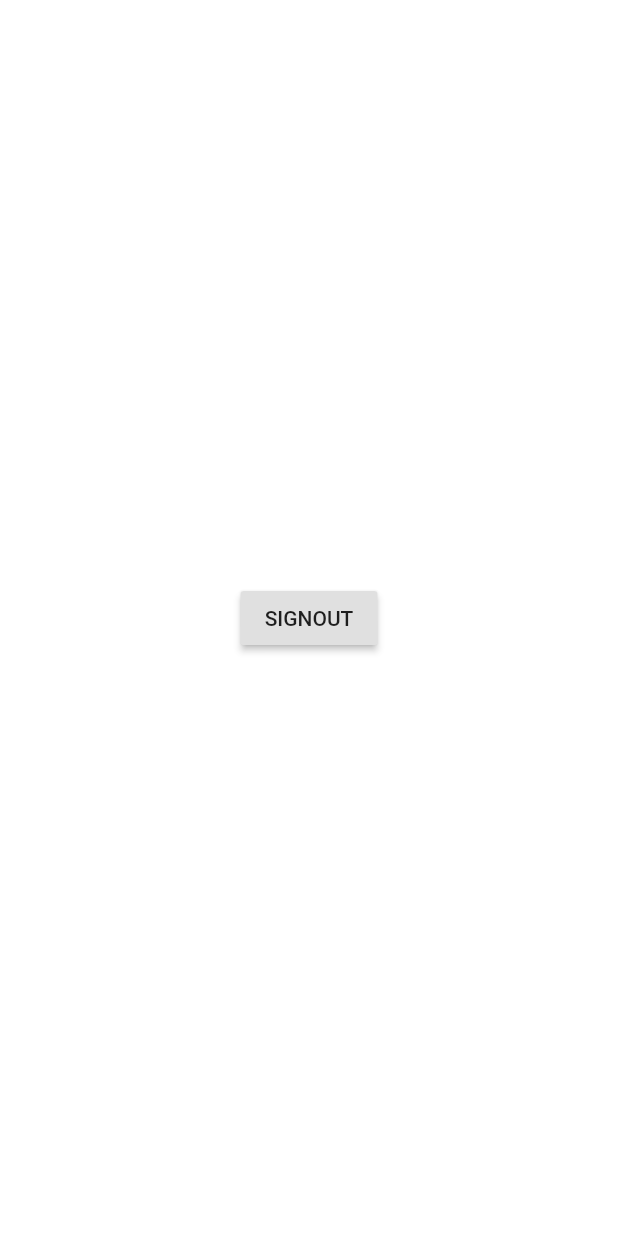
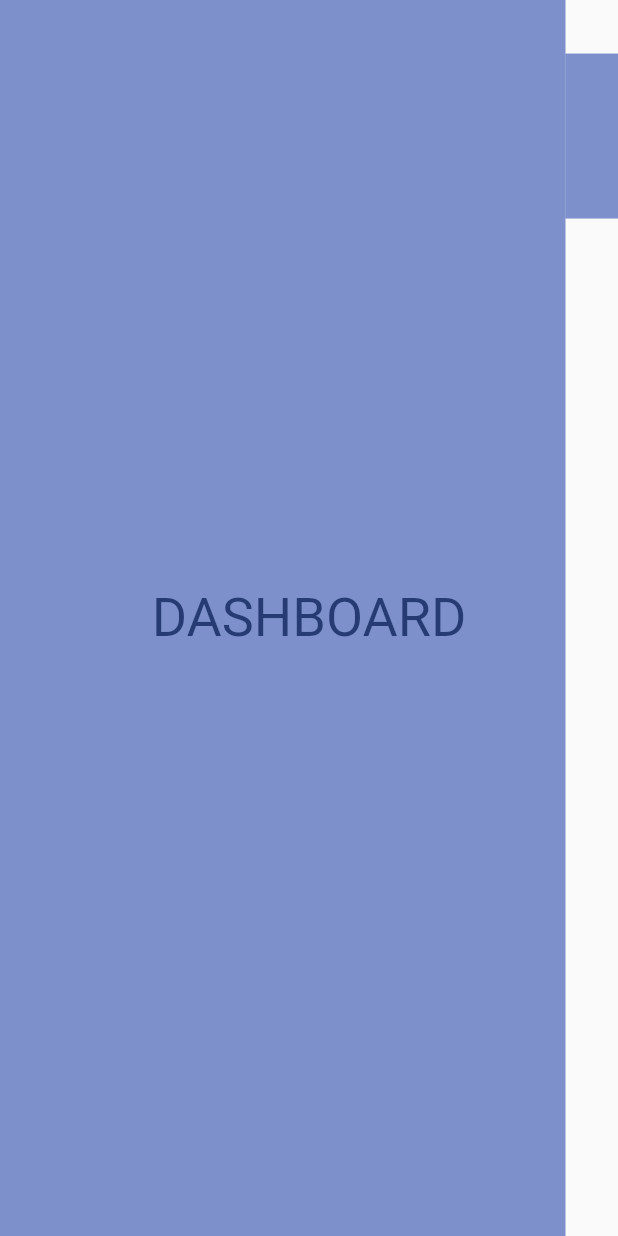
Before and after one commit to Khojbuy/project-khojbuy-seller, a Flutter app: the screen it shows once a user with an empty profile is signed in, on a phone screen of 412 x 824 dp. Run offline on Flutter 3.47's test engine with Material 2 defaults, Android fonts, the phone set to English and light mode, and no system bars; our stand-ins replace firebase_auth, firebase_core; accounts and stored records are empty.

Commit message:
Page Layout

```diff
--- a/lib/Screens/dashboard.dart
+++ /dev/null
@@ -1,24 +0,0 @@
-import 'package:flutter/material.dart';
-import 'package:khojbuy/Services/authservice.dart';
-
-class DashBoardPage extends StatefulWidget {
-  DashBoardPage({Key key}) : super(key: key);
-
-  @override
-  _DashBoardPageState createState() => _DashBoardPageState();
-}
-
-class _DashBoardPageState extends State<DashBoardPage> {
-  @override
-  Widget build(BuildContext context) {
-    return Container(
-      child: Center(
-        child: RaisedButton(
-            child: Text("SIGNOUT"),
-            onPressed: () {
-              AuthService().signOut(context);
-            }),
-      ),
-    );
-  }
-}
--- /dev/null
+++ b/lib/Screens/homepagelayout.dart
@@ -0,0 +1,13 @@
+import 'package:flutter/material.dart';
+import 'package:khojbuy/Screens/pages/dashboard.dart';
+import 'package:khojbuy/Screens/sidebar/sidebar.dart';
+
+class HomePageLayout extends StatelessWidget {
+  @override
+  Widget build(BuildContext context) {
+    return Scaffold(
+        body: Stack(
+      children: <Widget>[DashBoardPage(), Sidebar()],
+    ));
+  }
+}
--- /dev/null
+++ b/lib/Screens/pages/dashboard.dart
@@ -0,0 +1,20 @@
+import 'package:flutter/material.dart';
+
+class DashBoardPage extends StatefulWidget {
+  @override
+  _DashBoardPageState createState() => _DashBoardPageState();
+}
+
+class _DashBoardPageState extends State<DashBoardPage> {
+  @override
+  Widget build(BuildContext context) {
+    return Scaffold(
+      body: Center(
+        child: Text(
+          "DASHBOARD",
+          style: TextStyle(fontSize: 36),
+        ),
+      ),
+    );
+  }
+}
--- /dev/null
+++ b/lib/Screens/sidebar/sidebar.dart
@@ -0,0 +1,23 @@
+import 'package:flutter/material.dart';
+
+class Sidebar extends StatelessWidget {
+  @override
+  Widget build(BuildContext context) {
+    return Row(
+      children: <Widget>[
+        Expanded(
+            child: Container(
+          color: Color.fromRGBO(41, 74, 171, 0.6),
+        )),
+        Align(
+          alignment: Alignment(0, -0.9),
+          child: Container(
+            width: 35,
+            height: 110,
+            color: Color.fromRGBO(41, 74, 171, 0.6),
+          ),
+        )
+      ],
+    );
+  }
+}
--- a/lib/Services/authservice.dart
+++ b/lib/Services/authservice.dart
@@ -1,8 +1,8 @@
 import 'package:firebase_auth/firebase_auth.dart';
 import 'package:flutter/material.dart';
-import 'package:khojbuy/Screens/dashboard.dart';
-import 'package:khojbuy/Screens/details_input.dart';
-import 'package:khojbuy/Screens/get_started.dart';
+import 'package:khojbuy/Screens/homepagelayout.dart';
+import 'package:khojbuy/Screens/initials/details_input.dart';
+import 'package:khojbuy/Screens/initials/get_started.dart';
 
 class AuthService {
   handleAuth() {
@@ -10,7 +10,7 @@ class AuthService {
       stream: FirebaseAuth.instance.authStateChanges(),
       builder: (BuildContext context, snapshot) {
         if (snapshot.hasData)
-          return DashBoardPage();
+          return HomePageLayout();
         else
           return GetStarted();
       },
--- a/pubspec.yaml
+++ b/pubspec.yaml
@@ -28,13 +28,11 @@ dependencies:
   # The following adds the Cupertino Icons font to your application.
   # Use with the CupertinoIcons class for iOS style icons.
   cupertino_icons: ^0.1.3
-  flutter_bloc:
-  equatable:
-  meta:
   firebase_analytics:
   firebase_auth:
   cloud_firestore:
   firebase_core:
+  flutter_multiselect:
 
 dev_dependencies:
   flutter_test:
```
Also changed, not shown: lib/Screens/details_input.dart (deleted, +0 -14 lines), lib/Screens/initials/details_input.dart (added, +159 -0 lines), lib/Screens/initials/sign_in.dart (renamed from lib/Screens/sign_in.dart, +7 -4 lines), lib/Screens/pages/orders.dart (added, +20 -0 lines), lib/Screens/pages/profile.dart (added, +20 -0 lines), lib/Screens/initials/get_started.dart (renamed from lib/Screens/get_started.dart), pubspec.lock.
